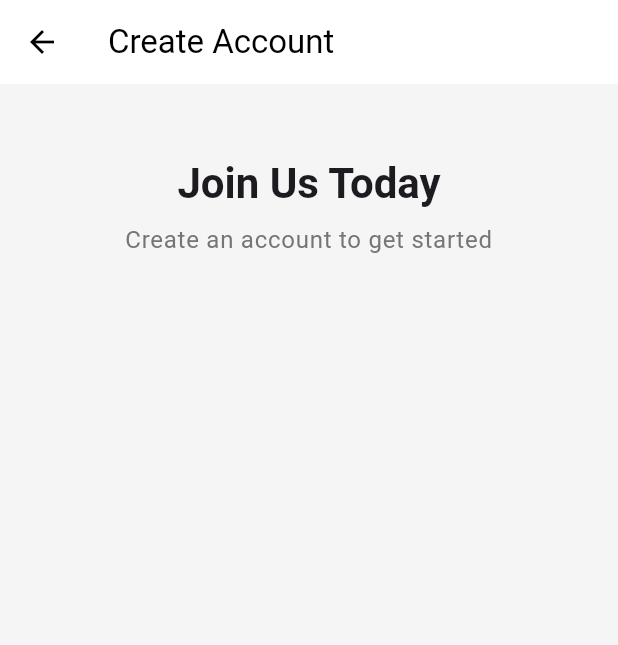
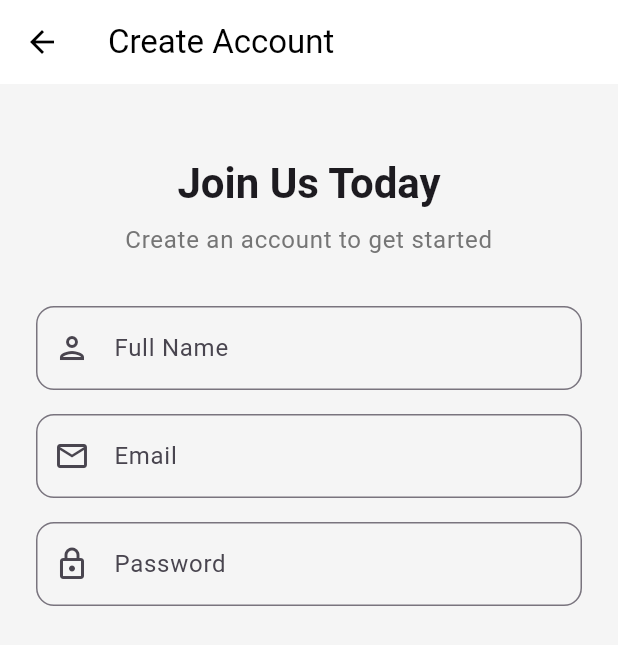
Before and after one commit to aduoke33/2025_LTTBDD_N05_Nhom_4, a Flutter app: the RegisterScreen screen opened directly, on a phone screen of 412 x 824 dp. Shown: the top 645 px of the screen. Run offline on Flutter 3.47's test engine with Material 3 defaults, Android fonts, the phone set to English and light mode, and no system bars; network calls fail.

Commit message:
add user input fields

```diff
--- a/lib/screens/register_screen.dart
+++ b/lib/screens/register_screen.dart
@@ -11,9 +11,7 @@ class _RegisterScreenState extends State<RegisterScreen> {
   @override
   Widget build(BuildContext context) {
     return Scaffold(
-      appBar: AppBar(
-        title: const Text('Create Account'),
-      ),
+      appBar: AppBar(title: const Text('Create Account')),
       body: SafeArea(
         child: SingleChildScrollView(
           padding: const EdgeInsets.all(24.0),
@@ -24,19 +22,59 @@ class _RegisterScreenState extends State<RegisterScreen> {
               Text(
                 'Join Us Today',
                 style: Theme.of(context).textTheme.headlineMedium?.copyWith(
-                      fontWeight: FontWeight.bold,
-                    ),
+                  fontWeight: FontWeight.bold,
+                ),
                 textAlign: TextAlign.center,
               ),
               const SizedBox(height: 8),
               Text(
                 'Create an account to get started',
-                style: Theme.of(context).textTheme.bodyLarge?.copyWith(
-                      color: Colors.grey[600],
-                    ),
+                style: Theme.of(
+                  context,
+                ).textTheme.bodyLarge?.copyWith(color: Colors.grey[600]),
                 textAlign: TextAlign.center,
               ),
               const SizedBox(height: 32),
+
+              // Name Field
+              TextFormField(
+                decoration: InputDecoration(
+                  labelText: 'Full Name',
+                  hintText: 'Enter your full name',
+                  prefixIcon: const Icon(Icons.person_outlined),
+                  border: OutlineInputBorder(
+                    borderRadius: BorderRadius.circular(12),
+                  ),
+                ),
+              ),
+              const SizedBox(height: 16),
+
+              // Email Field
+              TextFormField(
+                keyboardType: TextInputType.emailAddress,
+                decoration: InputDecoration(
+                  labelText: 'Email',
+                  hintText: 'Enter your email',
+                  prefixIcon: const Icon(Icons.email_outlined),
+                  border: OutlineInputBorder(
+                    borderRadius: BorderRadius.circular(12),
+                  ),
+                ),
+              ),
+              const SizedBox(height: 16),
+
+              // Password Field
+              TextFormField(
+                obscureText: true,
+                decoration: InputDecoration(
+                  labelText: 'Password',
+                  hintText: 'Create a password',
+                  prefixIcon: const Icon(Icons.lock_outlined),
+                  border: OutlineInputBorder(
+                    borderRadius: BorderRadius.circular(12),
+                  ),
+                ),
+              ),
 
               // lam tiep o day nhe
             ],
```
